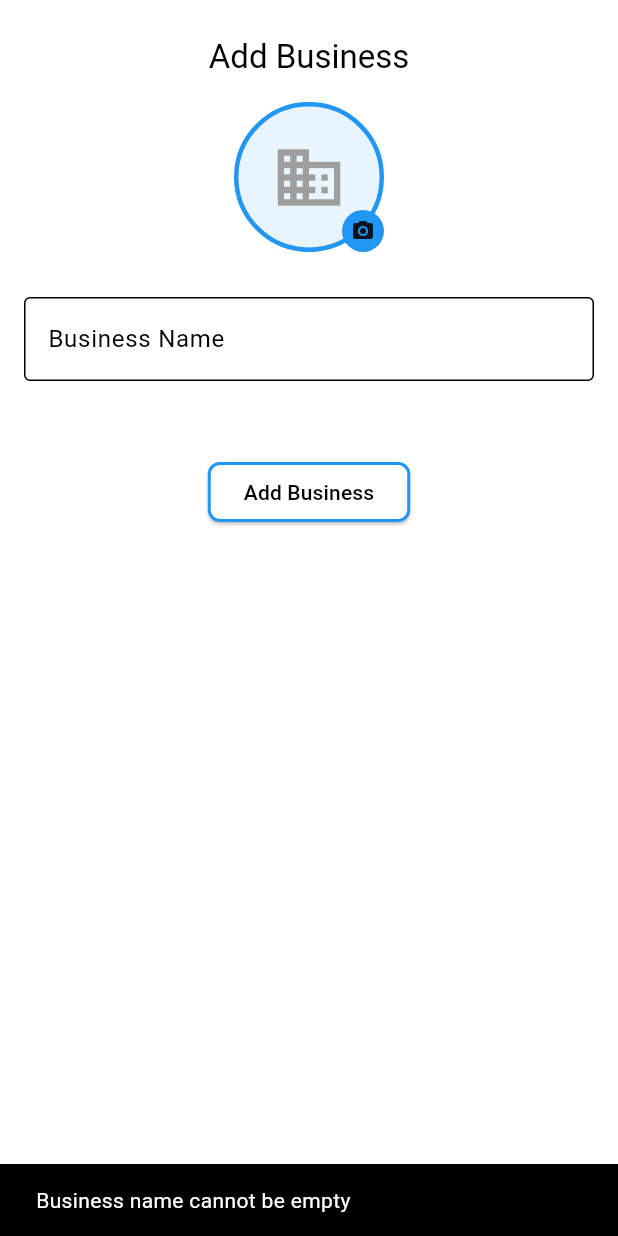
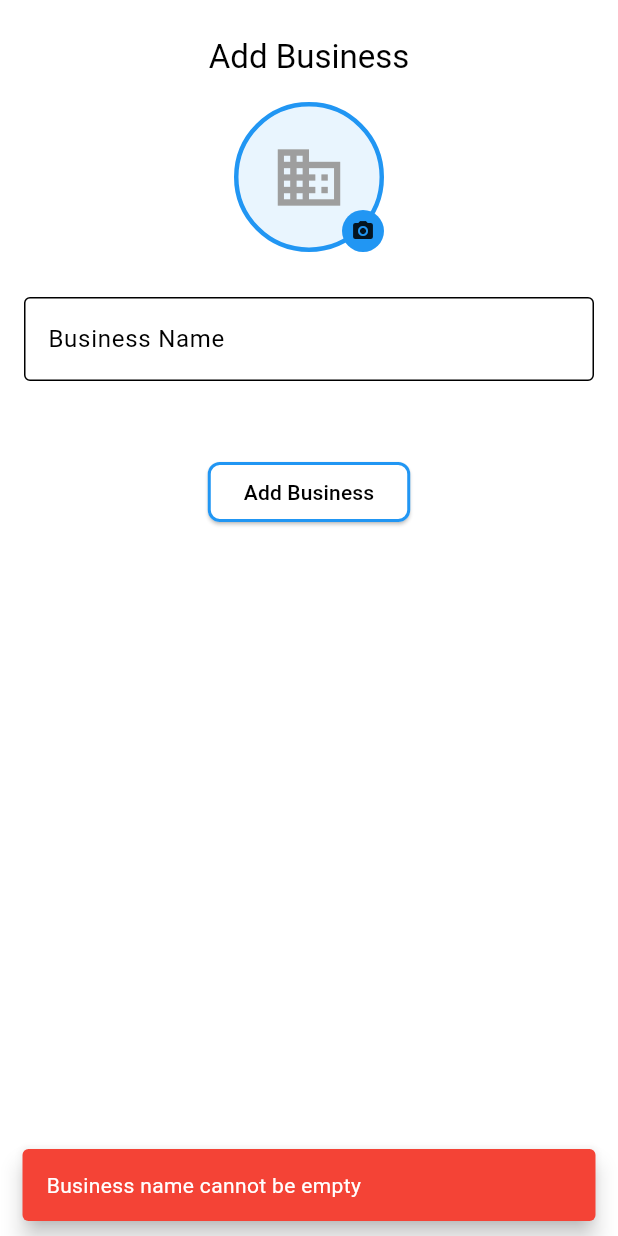
Before and after one commit to Rashedujjaman/revtrack, a Flutter app: the BusinessBottomSheet widget shown alone on an empty page, opened directly with empty values, after a tap on "Add Business", on a phone screen of 412 x 824 dp. Run offline on Flutter 3.47's test engine with Material 3 defaults, Android fonts, the light colour scheme and no system bars; our stand-ins replace cached_network_image, cloud_firestore, firebase_auth, firebase_core, firebase_storage, image_picker and 2 more; missing offline and left inert: animated_number, ml_algo, ml_dataframe; accounts and stored records are empty.

```diff
--- a/lib/widgets/edit_business_bottom_sheet.dart
+++ b/lib/widgets/edit_business_bottom_sheet.dart
@@ -3,6 +3,7 @@ import 'package:flutter/material.dart';
 import 'package:image_picker/image_picker.dart';
 import 'package:revtrack/models/business_model.dart';
 import 'package:revtrack/services/business_service.dart';
+import 'package:revtrack/services/snackbar_service.dart';
 
 class BusinessBottomSheet extends StatefulWidget {
   final Business? business;
@@ -42,8 +43,9 @@ class _BusinessBottomSheetState extends State<BusinessBottomSheet> {
       }
     } catch (e) {
       if (context.mounted && mounted) {
-        ScaffoldMessenger.of(context).showSnackBar(
-          SnackBar(content: Text('Error picking image: $e')),
+        SnackbarService().errorMessage(
+          context,
+          'Error picking image: $e',
         );
       }
     }
@@ -53,8 +55,9 @@ class _BusinessBottomSheetState extends State<BusinessBottomSheet> {
     final businessName = _businessNameController.text.trim();
 
     if (businessName.isEmpty) {
-      ScaffoldMessenger.of(context).showSnackBar(
-        const SnackBar(content: Text('Business name cannot be empty')),
+      SnackbarService().errorMessage(
+        context,
+        'Business name cannot be empty',
       );
       return;
     }
@@ -75,8 +78,9 @@ class _BusinessBottomSheetState extends State<BusinessBottomSheet> {
 
         if (mounted) {
           Navigator.pop(context);
-          ScaffoldMessenger.of(context).showSnackBar(
-            const SnackBar(content: Text('Business added successfully')),
+          SnackbarService().successMessage(
+            context,
+            'Business added successfully',
           );
         }
       } else {
@@ -98,15 +102,17 @@ class _BusinessBottomSheetState extends State<BusinessBottomSheet> {
             'name': businessName,
             'logoUrl': finalLogoUrl,
           });
-          ScaffoldMessenger.of(context).showSnackBar(
-            const SnackBar(content: Text('Business updated successfully')),
+          SnackbarService().successMessage(
+            context,
+            'Business updated successfully',
           );
         }
       }
     } catch (e) {
       if (mounted) {
-        ScaffoldMessenger.of(context).showSnackBar(
-          SnackBar(content: Text('Error: ${e.toString()}')),
+        SnackbarService().errorMessage(
+          context,
+          'Error: ${e.toString()}',
         );
       }
     } finally {
--- a/lib/widgets/edit_profile_bottom_sheet.dart
+++ b/lib/widgets/edit_profile_bottom_sheet.dart
@@ -81,8 +81,9 @@ class _EditProfileBottomSheetState extends State<EditProfileBottomSheet> {
       }
     } catch (e) {
       if (context.mounted && mounted) {
-        ScaffoldMessenger.of(context).showSnackBar(
-          SnackBar(content: Text('Error picking image: $e')),
+        SnackbarService().errorMessage(
+          context,
+          'Error picking image: $e',
         );
       }
     }
```
Also changed, not shown: lib/screens/dashboard_screen.dart (+4 -11 lines), lib/widgets/skeleton.dart (+147 -0 lines).
